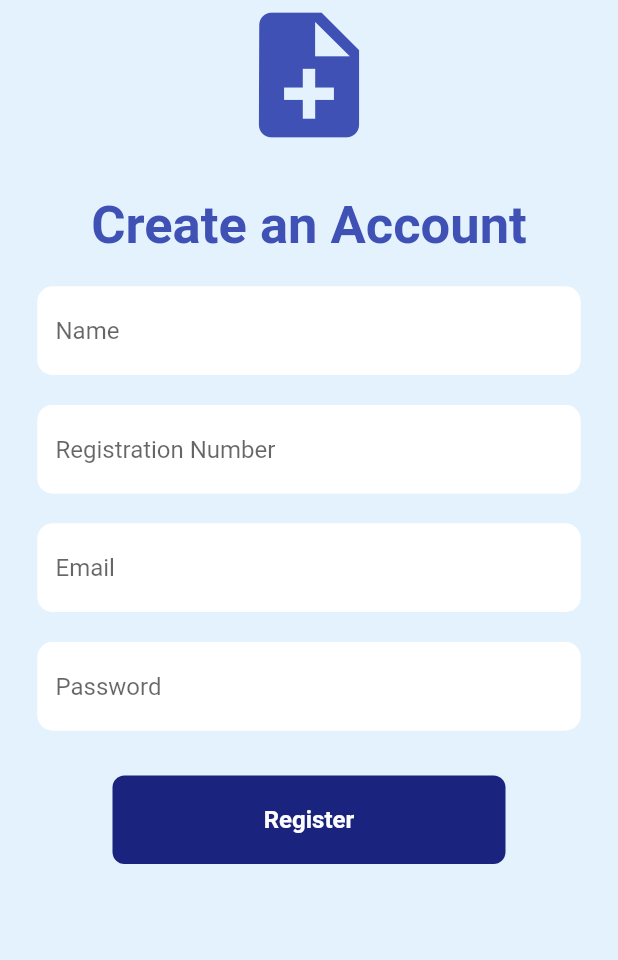
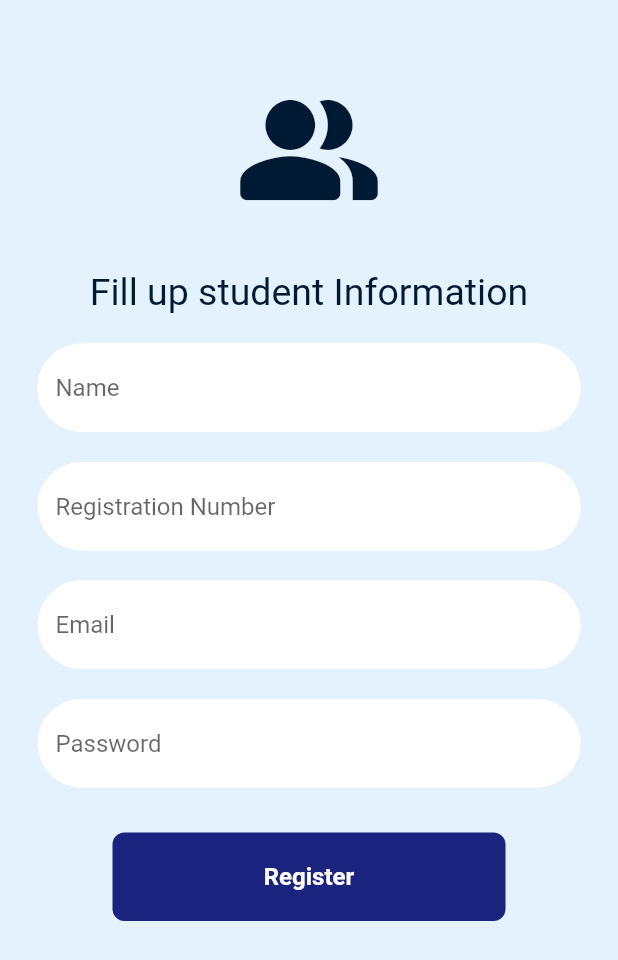
Before and after one commit to Alve-2019331050/proxy-killer, a Flutter app: the RegisterStudent screen opened directly, on a phone screen of 412 x 824 dp. Shown: the top 960 px of the screen. Run offline on Flutter 3.47's test engine with Material 2 defaults, Android fonts, the phone set to English and light mode, and no system bars; our stand-ins replace animated_splash_screen, cloud_firestore, firebase_auth, firebase_core, fluttertoast, ionicons and 1 more; accounts and stored records are empty; network calls fail.

Commit message:
changed register student teacher UI and added forgot password

```diff
--- a/lib/screens/home/admin/register_student.dart
+++ b/lib/screens/home/admin/register_student.dart
@@ -98,18 +98,19 @@ class _RegisterStudentState extends State<RegisterStudent> {
               Column(
                 mainAxisAlignment: MainAxisAlignment.center,
                 children: const [
+                  SizedBox(height: 50,),
                   Icon(
-                    Icons.note_add,
+                    Icons.people_alt_rounded,
                     size: 100,
-                    color: Colors.indigo,
+                    color: Color(0xFF001a33),
                   ),
                   SizedBox(height: 30,),
                   Text(
-                    "Create an Account",
+                    "Fill up student Information",
                     style: TextStyle(
-                      fontSize: 35,
-                      fontWeight: FontWeight.bold,
-                      color : Colors.indigo,
+                      fontSize: 25,
+                      //fontWeight: FontWeight.bold,
+                      color : Color(0xFF001a33),
                     ),
                   ),
                   SizedBox(height: 20,),
@@ -123,11 +124,11 @@ class _RegisterStudentState extends State<RegisterStudent> {
                   decoration: const InputDecoration(
                     enabledBorder: OutlineInputBorder(
                       borderSide: BorderSide(color: Colors.white),
-                      borderRadius: BorderRadius.all(Radius.circular(10)),
+                      borderRadius: BorderRadius.all(Radius.circular(50)),
                     ),
                     focusedBorder: OutlineInputBorder(
-                      borderSide: BorderSide(color: Colors.indigoAccent),
-                      borderRadius: BorderRadius.all(Radius.circular(10)),
+                      borderSide: BorderSide(color: Color(0xFF001a33)),
+                      borderRadius: BorderRadius.all(Radius.circular(50)),
                     ),
                     hintText: 'Name',
                     fillColor: Colors.white,
@@ -146,11 +147,11 @@ class _RegisterStudentState extends State<RegisterStudent> {
                   decoration: const InputDecoration(
                     enabledBorder: OutlineInputBorder(
                       borderSide: BorderSide(color: Colors.white),
-                      borderRadius: BorderRadius.all(Radius.circular(10)),
+                      borderRadius: BorderRadius.all(Radius.circular(50)),
                     ),
                     focusedBorder: OutlineInputBorder(
-                      borderSide: BorderSide(color: Colors.indigoAccent),
-                      borderRadius: BorderRadius.all(Radius.circular(10)),
+                      borderSide: BorderSide(color: Color(0xFF001a33)),
+                      borderRadius: BorderRadius.all(Radius.circular(50)),
                     ),
                     hintText: 'Registration Number',
                     fillColor: Colors.white,
@@ -168,11 +169,11 @@ class _RegisterStudentState extends State<RegisterStudent> {
                   decoration: const InputDecoration(
                     enabledBorder: OutlineInputBorder(
                       borderSide: BorderSide(color: Colors.white),
-                      borderRadius: BorderRadius.all(Radius.circular(10)),
+                      borderRadius: BorderRadius.all(Radius.circular(50)),
                     ),
                     focusedBorder: OutlineInputBorder(
-                      borderSide: BorderSide(color: Colors.indigoAccent),
-                      borderRadius: BorderRadius.all(Radius.circular(10)),
+                      borderSide: BorderSide(color: Color(0xFF001a33)),
+                      borderRadius: BorderRadius.all(Radius.circular(50)),
                     ),
                     hintText: 'Email',
                     fillColor: Colors.white,
@@ -189,11 +190,11 @@ class _RegisterStudentState extends State<RegisterStudent> {
                   decoration: const InputDecoration(
                     enabledBorder: OutlineInputBorder(
                       borderSide: BorderSide(color: Colors.white),
-                      borderRadius: BorderRadius.all(Radius.circular(10)),
+                      borderRadius: BorderRadius.all(Radius.circular(50)),
                     ),
                     focusedBorder: OutlineInputBorder(
-                      borderSide: BorderSide(color: Colors.indigoAccent),
-                      borderRadius: BorderRadius.all(Radius.circular(10)),
+                      borderSide: BorderSide(color: Color(0xFF001a33)),
+                      borderRadius: BorderRadius.all(Radius.circular(50)),
                     ),
                     hintText: 'Password',
                     fillColor: Colors.white,
```
Also changed, not shown: lib/components/my_textfield.dart (+6 -4 lines), lib/screens/home/admin/register_teacher.dart (+16 -15 lines), lib/screens/login_page.dart (+18 -4 lines).
